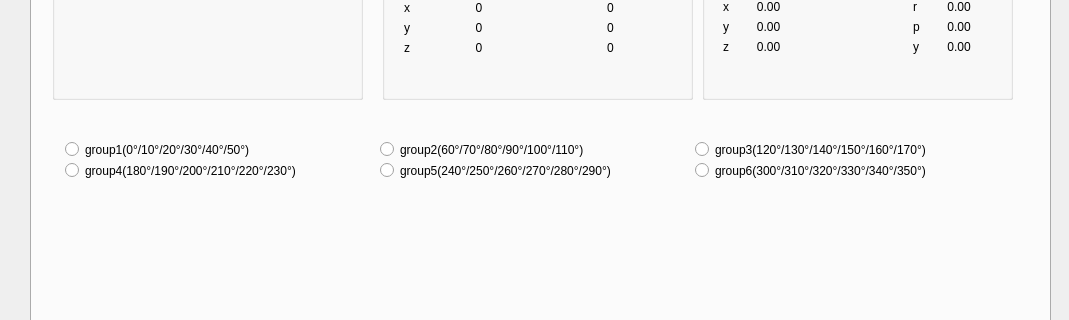
Before: the Qt Designer form src/a_robot_platform/src/client/qt_client/mainwindow.ui in zwhg/distributed_robot_sys, drawn with Qt 5; both pictures show x 0 to 1069 and y 374 to 694 of the 1069 by 995 pixel window.
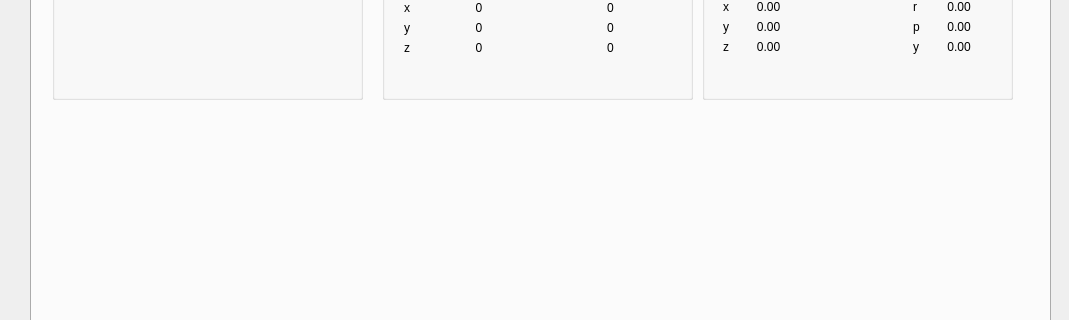
After: the same form once the commit is applied. Custom widgets are drawn as their Qt base class.

What changed in the file:
```diff
--- a/src/a_robot_platform/src/client/qt_client/mainwindow.ui
+++ b/src/a_robot_platform/src/client/qt_client/mainwindow.ui
@@ -667,85 +667,6 @@
        <string>UART</string>
       </property>
      </widget>
-     <widget class="QCustomPlot" name="qCustomPlot" native="true">
-      <property name="geometry">
-       <rect>
-        <x>20</x>
-        <y>510</y>
-        <width>961</width>
-        <height>351</height>
-       </rect>
-      </property>
-     </widget>
-     <widget class="QWidget" name="layoutWidget">
-      <property name="geometry">
-       <rect>
-        <x>22</x>
-        <y>442</y>
-        <width>961</width>
-        <height>58</height>
-       </rect>
-      </property>
-      <layout class="QVBoxLayout" name="verticalLayout_3">
-       <item>
-        <layout class="QHBoxLayout" name="horizontalLayout_2">
-         <item>
-          <widget class="QRadioButton" name="group1">
-           <property name="text">
-            <string>group1(0°/10°/20°/30°/40°/50°)</string>
-           </property>
-          </widget>
-         </item>
-         <item>
-          <widget class="QRadioButton" name="group2">
-           <property name="text">
-            <string>group2(60°/70°/80°/90°/100°/110°)</string>
-           </property>
-          </widget>
-         </item>
-         <item>
-          <widget class="QRadioButton" name="group3">
-           <property name="text">
-            <string>group3(120°/130°/140°/150°/160°/170°)</string>
-           </property>
-          </widget>
-         </item>
-        </layout>
-       </item>
-       <item>
-        <layout class="QHBoxLayout" name="horizontalLayout">
-         <item>
-          <widget class="QRadioButton" name="group4">
-           <property name="text">
-            <string>group4(180°/190°/200°/210°/220°/230°)</string>
-           </property>
-          </widget>
-         </item>
-         <item>
-          <widget class="QRadioButton" name="group5">
-           <property name="text">
-            <string>group5(240°/250°/260°/270°/280°/290°)</string>
-           </property>
-          </widget>
-         </item>
-         <item>
-          <widget class="QRadioButton" name="group6">
-           <property name="text">
-            <string>group6(300°/310°/320°/330°/340°/350°)</string>
-           </property>
-          </widget>
-         </item>
-        </layout>
-       </item>
-      </layout>
-     </widget>
-     <zorder>qCustomPlot</zorder>
-     <zorder>layoutWidget</zorder>
-     <zorder>gBx_imu</zorder>
-     <zorder>gBx_control</zorder>
-     <zorder>gBx_Pose</zorder>
-     <zorder>groupBox</zorder>
-     <zorder>groupBox_2</zorder>
     </widget>
     <widget class="QWidget" name="tab_4">
      <attribute name="title">
@@ -1182,14 +1103,6 @@
   <widget class="QStatusBar" name="statusBar"/>
  </widget>
  <layoutdefault spacing="6" margin="11"/>
- <customwidgets>
-  <customwidget>
-   <class>QCustomPlot</class>
-   <extends>QWidget</extends>
-   <header location="global">qcustomplot.h</header>
-   <container>1</container>
-  </customwidget>
- </customwidgets>
  <resources/>
  <connections/>
 </ui>
```
Left out of the diff: 20 changed lines with no effect on the pictures.
